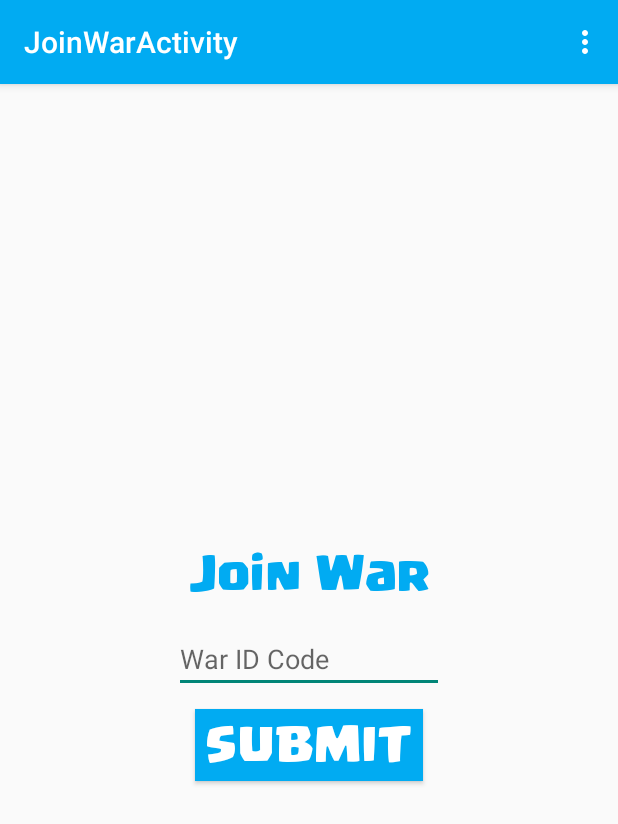
After one commit to deathgrindfreak/clashcallermobile, an Android app: the JoinWarActivity screen opened directly, with no data from a screen before it, on a phone screen of 412 x 824 dp. The commit adds this screen. Shown: the top 824 px of the screen. Run offline under Robolectric (Android 15) with nearby library versions, the phone set to English and light mode, and no system bars; 1 statement that could not run was skipped.

Commit message:
Added model and json parsing classes.  Also added JoinWarActivity

```diff
--- a/app/build.gradle
+++ b/app/build.gradle
@@ -22,4 +22,5 @@ android {
 dependencies {
     compile fileTree(dir: 'libs', include: ['*.jar'])
     compile 'com.android.support:appcompat-v7:22.0.0'
+    compile 'com.google.code.gson:gson:2.3.1'
 }
--- a/app/src/main/AndroidManifest.xml
+++ b/app/src/main/AndroidManifest.xml
@@ -25,6 +25,10 @@
             android:name=".ShowWarActivity"
             android:label="@string/title_activity_show_war" >
         </activity>
+        <activity
+            android:name=".JoinWarActivity"
+            android:label="@string/title_activity_join_war" >
+        </activity>
     </application>
 
 </manifest>
--- /dev/null
+++ b/app/src/main/java/io/deathgrindfreak/clashcallermobile/JoinWarActivity.java
@@ -0,0 +1,114 @@
+package io.deathgrindfreak.clashcallermobile;
+
+import android.content.Intent;
+import android.graphics.Typeface;
+import android.support.v7.app.ActionBarActivity;
+import android.os.Bundle;
+import android.text.Editable;
+import android.text.TextWatcher;
+import android.view.Menu;
+import android.view.MenuItem;
+import android.view.View;
+import android.widget.Button;
+import android.widget.EditText;
+import android.widget.TextView;
+
+import io.deathgrindfreak.clashcallermobile.R;
+import io.deathgrindfreak.controllers.StartWarController;
+import io.deathgrindfreak.model.Clan;
+import io.deathgrindfreak.util.UrlParameterContainer;
+
+public class JoinWarActivity extends ActionBarActivity {
+
+    private Typeface clashFont;
+    private StartWarController startWarController;
+
+
+    @Override
+    protected void onCreate(Bundle savedInstanceState) {
+        super.onCreate(savedInstanceState);
+        setContentView(R.layout.activity_join_war);
+
+        startWarController = new StartWarController(this);
+
+        initListeners();
+
+        // Set the Clash of Clans font
+        clashFont = Typeface.createFromAsset(getAssets(), "Supercell-magic-webfont.ttf");
+
+        // Set the button typeface
+        Button submit = (Button) findViewById(R.id.joinSubmitButton);
+        TextView joinWar = (TextView) findViewById(R.id.joinWarText);
+
+        submit.setTypeface(clashFont);
+        submit.setTextColor(getResources().getColor(R.color.white));
+        joinWar.setTypeface(clashFont);
+    }
+
+
+    @Override
+    public boolean onCreateOptionsMenu(Menu menu) {
+        // Inflate the menu; this adds items to the action bar if it is present.
+        getMenuInflater().inflate(R.menu.menu_join_war, menu);
+        return true;
+    }
+
+    @Override
+    public boolean onOptionsItemSelected(MenuItem item) {
+        // Handle action bar item clicks here. The action bar will
+        // automatically handle clicks on the Home/Up button, so long
+        // as you specify a parent activity in AndroidManifest.xml.
+        int id = item.getItemId();
+
+        //noinspection SimplifiableIfStatement
+        if (id == R.id.action_settings) {
+            return true;
+        }
+
+        return super.onOptionsItemSelected(item);
+    }
+
+
+    public void initListeners() {
+
+        EditText warCodeField = (EditText) findViewById(R.id.warIdCodeField);
+        warCodeField.addTextChangedListener(new TextWatcher() {
+            @Override
+            public void beforeTextChanged(CharSequence s, int start, int count, int after) {
+
+            }
+
+            @Override
+            public void onTextChanged(CharSequence s, int start, int before, int count) {
+
+            }
+
+            @Override
+            public void afterTextChanged(Editable s) {
+
+            }
+        });
+    }
+
+
+    public void submitButtonClicked(View view) {
+
+        Intent showWarIntent = new Intent(this, ShowWarActivity.class);
+
+        UrlParameterContainer<String, String> clanInfoUrl =
+                new UrlParameterContainer<>(new String[] {"REQUEST", "warcode"});
+
+        clanInfoUrl.put("REQUEST", "GET_FULL_UPDATE");
+        clanInfoUrl.put("warcode", warId);
+
+        Clan clanInfo = startWarController.getClanInfo(getResources().getString(R.string.api_url),
+                clanInfoUrl.getEncodeURIString());
+
+        if (clanInfo != null) {
+            showWarIntent.putExtra("clan", clanInfo);
+            startActivity(showWarIntent);
+        } else {
+            // TODO handle empty Clan
+        }
+    }
+}
--- a/app/src/main/java/io/deathgrindfreak/clashcallermobile/MainActivity.java
+++ b/app/src/main/java/io/deathgrindfreak/clashcallermobile/MainActivity.java
@@ -61,4 +61,9 @@ public class MainActivity extends ActionBarActivity {
         Intent startWarIntent = new Intent(this, StartWarActivity.class);
         startActivity(startWarIntent);
     }
+
+    public void joinWarButtonClicked(View view) {
+        Intent joinWarIntent = new Intent(this, JoinWarActivity.class);
+        startActivity(joinWarIntent);
+    }
 }
--- /dev/null
+++ b/app/src/main/res/layout/activity_join_war.xml
@@ -0,0 +1,49 @@
+<RelativeLayout xmlns:android="http://schemas.android.com/apk/res/android"
+    xmlns:tools="http://schemas.android.com/tools" android:layout_width="match_parent"
+    android:layout_height="match_parent" android:paddingLeft="@dimen/activity_horizontal_margin"
+    android:paddingRight="@dimen/activity_horizontal_margin"
+    android:paddingTop="@dimen/activity_vertical_margin"
+    android:paddingBottom="@dimen/activity_vertical_margin"
+    tools:context="io.deathgrindfreak.clashcallermobile.JoinWarActivity"
+    android:gravity="center">
+
+    <LinearLayout
+        android:orientation="vertical"
+        android:layout_width="wrap_content"
+        android:layout_height="wrap_content"
+        android:gravity="center_horizontal">
+
+        <TextView
+            android:layout_width="wrap_content"
+            android:layout_height="wrap_content"
+            android:textAppearance="?android:attr/textAppearanceLarge"
+            android:text="Join War"
+            android:id="@+id/joinWarText"
+            android:textColor="@color/button_blue"
+            android:textSize="25dp"
+            android:phoneNumber="false"
+            android:layout_margin="10dp"
+            android:layout_marginBottom="15dp" />
+
+        <EditText
+            android:layout_width="180dp"
+            android:layout_height="wrap_content"
+            android:id="@+id/warIdCodeField"
+            android:inputType="text"
+            android:hint="War ID Code"
+            android:layout_margin="5dp" />
+
+        <Button
+            android:layout_width="wrap_content"
+            android:layout_height="wrap_content"
+            android:id="@+id/joinSubmitButton"
+            android:textColor="@color/button_blue"
+            android:layout_margin="5dp"
+            android:background="@color/button_blue"
+            android:textSize="25dp"
+            android:text="SUBMIT"
+            android:paddingLeft="7dp"
+            android:paddingRight="7dp"
+            android:onClick="joinSubmitButtonClicked" />
+    </LinearLayout>
+</RelativeLayout>
--- a/app/src/main/res/layout/activity_show_war.xml
+++ b/app/src/main/res/layout/activity_show_war.xml
@@ -6,4 +6,8 @@
     android:paddingBottom="@dimen/activity_vertical_margin"
     tools:context="io.deathgrindfreak.clashcallermobile.ShowWarActivity">
 
+    <TextView
+        android:layout_width="wrap_content"
+        android:layout_height="wrap_content"
+        android:id="@+id/testTextView" />
 </RelativeLayout>
--- /dev/null
+++ b/app/src/main/res/menu/menu_join_war.xml
@@ -0,0 +1,7 @@
+<menu xmlns:android="http://schemas.android.com/apk/res/android"
+    xmlns:app="http://schemas.android.com/apk/res-auto"
+    xmlns:tools="http://schemas.android.com/tools"
+    tools:context="io.deathgrindfreak.clashcallermobile.JoinWarActivity">
+    <item android:id="@+id/action_settings" android:title="@string/action_settings"
+        android:orderInCategory="100" app:showAsAction="never" />
+</menu>
--- a/app/src/main/res/values/strings.xml
+++ b/app/src/main/res/values/strings.xml
@@ -37,4 +37,5 @@
         <item>24 hours</item>
     </string-array>
     <string name="title_activity_show_war">ShowWarActivity</string>
+    <string name="title_activity_join_war">JoinWarActivity</string>
 </resources>
```
Also changed, not shown: app/src/main/java/io/deathgrindfreak/clashcallermobile/ShowWarActivity.java (+12 -0 lines), app/src/main/java/io/deathgrindfreak/clashcallermobile/StartWarActivity.java (+13 -6 lines), app/src/main/java/io/deathgrindfreak/controllers/StartWarController.java (+28 -8 lines), app/src/main/java/io/deathgrindfreak/model/Clan.java (added, +107 -0 lines), app/src/main/java/io/deathgrindfreak/model/ClanMember.java (added, +95 -0 lines), app/src/main/java/io/deathgrindfreak/model/Targets.java (added, +43 -0 lines), app/src/main/java/io/deathgrindfreak/util/JsonParse.java (added, +15 -0 lines), 1 other file.
